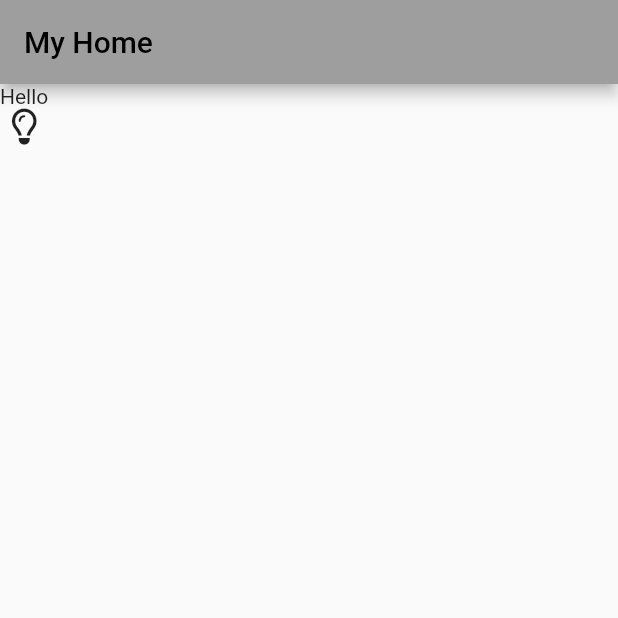
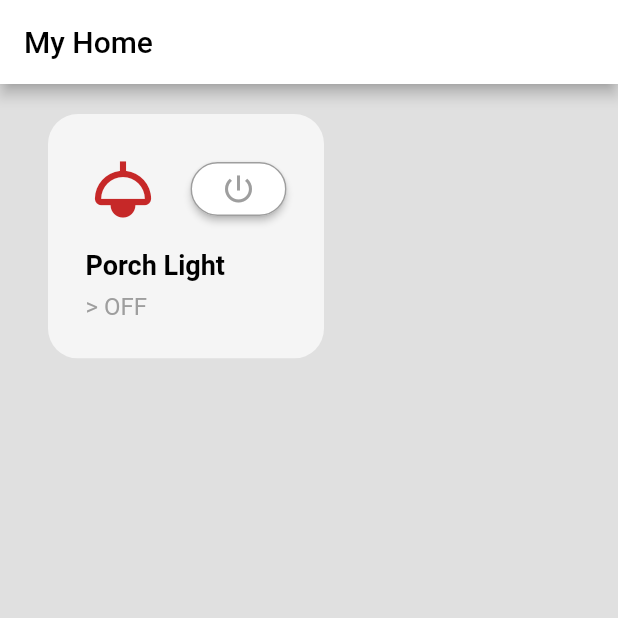
Before and after one commit to mrfaeez/MADLayoutAssignment, a Flutter app: the screen it shows after launch, on a phone screen of 412 x 824 dp, the top half of it. Run offline on Flutter 3.47's test engine with Material 2 defaults, Android fonts, the phone set to English and light mode, and no system bars.

Commit message:
create box for elements

```diff
--- a/MADLayoutAssignmentPart1/lib/content.dart
+++ b/MADLayoutAssignmentPart1/lib/content.dart
@@ -1,6 +1,6 @@
 import 'package:LayoutAssignmentPart1/main.dart';
 import 'package:flutter/material.dart';
-import 'package:flutter_icons/flutter_icons.dart';
+// import 'package:flutter_icons/flutter_icons.dart';
 
 class Content extends StatelessWidget {
   final List<Devices> devices;
@@ -10,9 +10,83 @@ class Content extends StatelessWidget {
 
   @override
   Widget build(BuildContext context) {
-    return Column(children: [
-      Text('Hello'),
-      Icon(FontAwesome.lightbulb_o),
-    ]);
+    return Column(
+      children: [
+        Row(
+          children: [
+            const SizedBox(
+              width: 12,
+            ),
+            ClipRRect(
+              borderRadius: BorderRadius.circular(20),
+              child: Container(
+                padding: EdgeInsets.all(25),
+                color: Colors.grey[100],
+                child: Column(
+                  mainAxisSize: MainAxisSize.min,
+                  crossAxisAlignment: CrossAxisAlignment.start,
+                  children: [
+                    Column(
+                      children: [
+                        Row(
+                          children: [
+                            Icon(
+                              devices.elementAt(0).icon,
+                              color: devices.elementAt(0).state
+                                  ? Colors.green[800]
+                                  : Colors.red[800],
+                              size: 50,
+                            ),
+                            const SizedBox(
+                              width: 20,
+                            ),
+                            ElevatedButton(
+                              onPressed: () => deviceState(0),
+                              child: const Icon(
+                                Icons.power_settings_new,
+                                color: Colors.grey,
+                              ),
+                              style: ElevatedButton.styleFrom(
+                                  primary: Colors.white,
+                                  shape: new RoundedRectangleBorder(
+                                      borderRadius:
+                                          new BorderRadius.circular(100.0)),
+                                  side: BorderSide(
+                                      width: 1.0, color: Colors.grey)),
+                            ),
+                          ],
+                          mainAxisAlignment: MainAxisAlignment.spaceBetween,
+                        ),
+                      ],
+                    ),
+                    const SizedBox(
+                      height: 15,
+                    ),
+                    Text(
+                      devices.elementAt(0).name.toString(),
+                      style: TextStyle(
+                        fontWeight: FontWeight.bold,
+                        color: Colors.black,
+                        fontSize: 18,
+                      ),
+                    ),
+                    const SizedBox(
+                      height: 8,
+                    ),
+                    Text(
+                      devices.elementAt(0).state ? ' > ON' : '> OFF',
+                      style: TextStyle(color: Colors.grey, fontSize: 16),
+                    ),
+                  ],
+                ),
+              ),
+            ),
+            const SizedBox(
+              width: 12,
+            ),
+          ],
+        )
+      ],
+    );
   }
 }
--- a/MADLayoutAssignmentPart1/lib/main.dart
+++ b/MADLayoutAssignmentPart1/lib/main.dart
@@ -6,7 +6,7 @@ void main() => runApp(MyApp());
 class Devices {
   late int id;
   late String name;
-  late String icon;
+  late dynamic icon;
   bool state = false;
 
   Devices({
@@ -25,22 +25,19 @@ class MyApp extends StatefulWidget {
 
 class _MyAppState extends State<MyApp> {
   final List<Devices> _devices = [
-    Devices(id: 0, name: 'Porch Light', icon: 'light-ceiling', state: false),
-    Devices(id: 1, name: 'Front Plug', icon: 'plug', state: false),
+    Devices(id: 0, name: 'Porch Light', icon: Icons.light, state: false),
+    Devices(id: 1, name: 'Front Plug', icon: Icons, state: false),
     Devices(
-        id: 2,
-        name: 'Living Room Light',
-        icon: 'light-switch-on',
-        state: false),
-    Devices(id: 3, name: 'Living Room Fan', icon: 'fan', state: false),
-    Devices(id: 4, name: 'Kitchen Light', icon: 'lightbulb', state: false),
-    Devices(id: 5, name: 'Kitchen Downlight', icon: 'adjust', state: false),
+        id: 2, name: 'Living Room Light', icon: Icons.lightbulb, state: false),
+    Devices(id: 3, name: 'Living Room Fan', icon: Icons.ac_unit, state: false),
+    Devices(id: 4, name: 'Kitchen Light', icon: Icons.light, state: false),
+    Devices(id: 5, name: 'Kitchen Downlight', icon: Icons.light, state: false),
   ];
 
   void deviceState(int id) {
     int index = _devices.indexWhere((devices) => devices.id == id);
     setState(() {
-      _devices[index].state = true;
+      _devices[index].state = !_devices[index].state;
     });
   }
 
@@ -54,11 +51,15 @@ class _MyAppState extends State<MyApp> {
       home: Scaffold(
         appBar: AppBar(
           title: Text('My Home'),
+          backgroundColor: Colors.white,
         ),
         body: Container(
-            child: Column(children: <Widget>[
-          Content(devices: _devices, deviceState: deviceState)
-        ])),
+          child: Column(children: <Widget>[
+            Content(devices: _devices, deviceState: deviceState)
+          ]),
+          padding: EdgeInsets.all(20),
+        ),
+        backgroundColor: Colors.grey[300],
       ),
     );
   }
--- a/MADLayoutAssignmentPart1/pubspec.yaml
+++ b/MADLayoutAssignmentPart1/pubspec.yaml
@@ -29,7 +29,6 @@ dependencies:
   # The following adds the Cupertino Icons font to your application.
   # Use with the CupertinoIcons class for iOS style icons.
   cupertino_icons: ^1.0.2
-  flutter_icons: ^1.1.0
 
 dev_dependencies:
   flutter_test:
```
